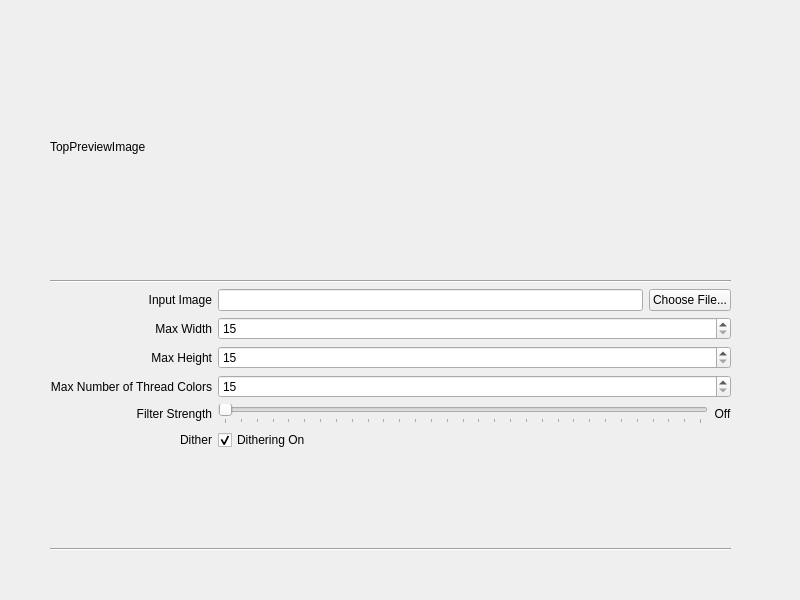
The window that StitchBuilderGraphical/form.ui (taylornelms15/stichbuilder) describes before a commit, drawn with Qt 5.
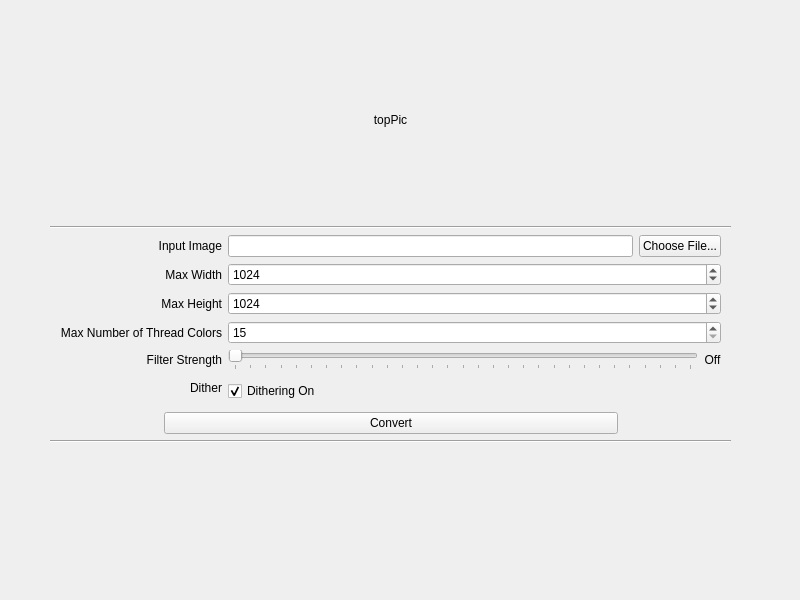
The same window after the commit. Custom widgets are drawn as their Qt base class.

Commit message: Started to subclass some widgets to allow for better image handling

What changed in the file:
```diff
--- a/StitchBuilderGraphical/form.ui
+++ b/StitchBuilderGraphical/form.ui
@@ -19,20 +19,23 @@
      <x>50</x>
      <y>20</y>
      <width>681</width>
-     <height>531</height>
+     <height>660</height>
     </rect>
    </property>
-   <layout class="QVBoxLayout" name="verticalLayout" stretch="0,0,0,0,0">
+   <layout class="QVBoxLayout" name="verticalLayout" stretch="0,0,0,0,0,1">
     <item>
-     <widget class="QLabel" name="topPic">
-      <property name="maximumSize">
+     <widget class="TopPreviewPic" name="topPic">
+      <property name="minimumSize">
        <size>
-        <width>800</width>
-        <height>600</height>
+        <width>200</width>
+        <height>200</height>
        </size>
       </property>
       <property name="text">
-       <string>TopPreviewImage</string>
+       <string>topPic</string>
+      </property>
+      <property name="alignment">
+       <set>Qt::AlignCenter</set>
       </property>
      </widget>
     </item>
@@ -48,6 +51,15 @@
       <property name="labelAlignment">
        <set>Qt::AlignRight|Qt::AlignTrailing|Qt::AlignVCenter</set>
       </property>
+      <property name="formAlignment">
+       <set>Qt::AlignLeading|Qt::AlignLeft|Qt::AlignVCenter</set>
+      </property>
+      <property name="leftMargin">
+       <number>10</number>
+      </property>
+      <property name="rightMargin">
+       <number>10</number>
+      </property>
       <item row="0" column="0">
        <widget class="QLabel" name="label">
         <property name="text">
@@ -67,7 +79,7 @@
          <widget class="QLineEdit" name="filePathDisplay"/>
         </item>
         <item>
-         <widget class="QPushButton" name="pushButton">
+         <widget class="QPushButton" name="filePathButton">
           <property name="text">
            <string>Choose File...</string>
           </property>
@@ -96,6 +108,9 @@
         <property name="maximum">
          <number>4096</number>
         </property>
+        <property name="value">
+         <number>1024</number>
+        </property>
        </widget>
       </item>
       <item row="2" column="0">
@@ -119,6 +134,9 @@
         <property name="maximum">
          <number>4096</number>
         </property>
+        <property name="value">
+         <number>1024</number>
+        </property>
        </widget>
       </item>
       <item row="3" column="0">
@@ -134,6 +152,19 @@
         </property>
        </widget>
       </item>
+      <item row="3" column="1">
+       <widget class="QSpinBox" name="maxCSpinBox">
+        <property name="minimum">
+         <number>15</number>
+        </property>
+        <property name="maximum">
+         <number>4096</number>
+        </property>
+        <property name="value">
+         <number>15</number>
+        </property>
+       </widget>
+      </item>
       <item row="4" column="0">
        <widget class="QLabel" name="label_5">
         <property name="text">
@@ -147,31 +178,8 @@
         </property>
        </widget>
       </item>
-      <item row="5" column="0">
-       <widget class="QLabel" name="label_6">
-        <property name="text">
-         <string>Dither</string>
-        </property>
-        <property name="alignment">
-         <set>Qt::AlignRight|Qt::AlignTrailing|Qt::AlignVCenter</set>
-        </property>
-        <property name="margin">
-         <number>5</number>
-        </property>
-       </widget>
-      </item>
-      <item row="3" column="1">
-       <widget class="QSpinBox" name="maxCSpinBox">
-        <property name="minimum">
-         <number>15</number>
-        </property>
-        <property name="maximum">
-         <number>4096</number>
-        </property>
-       </widget>
-      </item>
       <item row="4" column="1">
-       <layout class="QHBoxLayout" name="horizontalLayout_5">
+       <layout class="QHBoxLayout" name="horizontalLayout_5" stretch="1,0">
         <item>
          <widget class="QSlider" name="filterStrengthSlider">
           <property name="maximum">
@@ -203,8 +211,33 @@
         </item>
        </layout>
       </item>
+      <item row="5" column="0">
+       <widget class="QLabel" name="label_6">
+        <property name="text">
+         <string>Dither</string>
+        </property>
+        <property name="alignment">
+         <set>Qt::AlignRight|Qt::AlignTrailing|Qt::AlignVCenter</set>
+        </property>
+        <property name="margin">
+         <number>5</number>
+        </property>
+       </widget>
+      </item>
       <item row="5" column="1">
        <widget class="QCheckBox" name="ditherCheckBox">
+        <property name="minimumSize">
+         <size>
+          <width>0</width>
+          <height>30</height>
+         </size>
+        </property>
+        <property name="maximumSize">
+         <size>
+          <width>16777215</width>
+          <height>30</height>
+         </size>
+        </property>
         <property name="text">
          <string>Dithering On</string>
         </property>
@@ -215,6 +248,49 @@
       </item>
      </layout>
     </item>
+    <item>
+     <layout class="QHBoxLayout" name="horizontalLayout_8" stretch="1,4,1">
+      <item>
+       <spacer name="horizontalSpacer_2">
+        <property name="orientation">
+         <enum>Qt::Horizontal</enum>
+        </property>
+        <property name="sizeHint" stdset="0">
+         <size>
+          <width>40</width>
+          <height>20</height>
+         </size>
+        </property>
+       </spacer>
+      </item>
+      <item>
+       <widget class="QPushButton" name="convertButton">
+        <property name="sizePolicy">
+         <sizepolicy hsizetype="Expanding" vsizetype="Fixed">
+          <horstretch>0</horstretch>
+          <verstretch>0</verstretch>
+         </sizepolicy>
+        </property>
+        <property name="text">
+         <string>Convert</string>
+        </property>
+       </widget>
+      </item>
+      <item>
+       <spacer name="horizontalSpacer_3">
+        <property name="orientation">
+         <enum>Qt::Horizontal</enum>
+        </property>
+        <property name="sizeHint" stdset="0">
+         <size>
+          <width>40</width>
+          <height>20</height>
+         </size>
+        </property>
+       </spacer>
+      </item>
+     </layout>
+    </item>
     <item>
      <widget class="Line" name="line_2">
       <property name="orientation">
@@ -228,6 +304,13 @@
    </layout>
   </widget>
  </widget>
+ <customwidgets>
+  <customwidget>
+   <class>TopPreviewPic</class>
+   <extends>QLabel</extends>
+   <header>TopPreviewPic</header>
+  </customwidget>
+ </customwidgets>
  <resources/>
  <connections/>
 </ui>
```
The commit also changes 4 other files.
